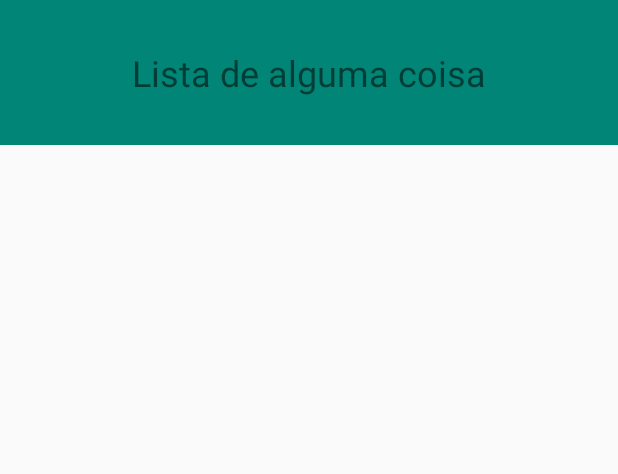
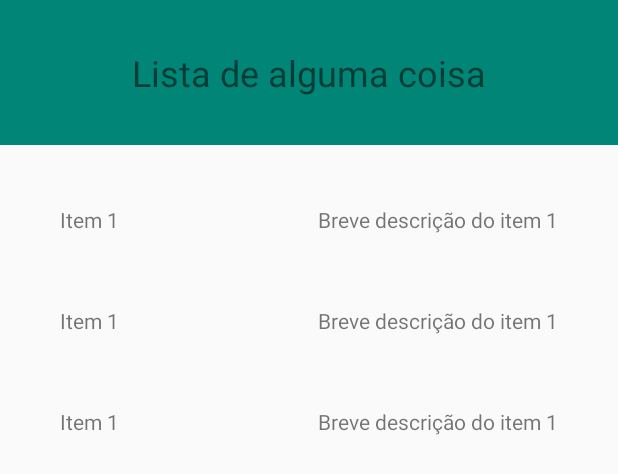
Before and after one commit to GManzke/RecyclerViewImage_Studies, an Android app: the layout activity_main.xml on its own in the app's theme, with its tools: preview values and no code run, on a phone screen of 412 x 824 dp. Shown: the top 474 px of the screen. Run offline under Robolectric (Android 15) with nearby library versions, the phone set to English and light mode, and no system bars.

Commit message:
Juntando list_item com recyclerview

```diff
--- a/app/build.gradle
+++ b/app/build.gradle
@@ -28,4 +28,7 @@ dependencies {
     androidTestImplementation 'androidx.test.espresso:espresso-core:3.1.1'
 
     implementation 'com.android.support:recyclerview-v7:29.0.2'
+
+    implementation 'com.jakewharton:butterknife:10.2.1'
+    annotationProcessor 'com.jakewharton:butterknife-compiler:10.2.1'
 }
--- a/app/src/main/res/layout/activity_main.xml
+++ b/app/src/main/res/layout/activity_main.xml
@@ -1,7 +1,8 @@
 <?xml version="1.0" encoding="utf-8"?>
 <RelativeLayout xmlns:android="http://schemas.android.com/apk/res/android"
     android:layout_width="match_parent"
-    android:layout_height="match_parent">
+    android:layout_height="match_parent"
+    xmlns:tools="http://schemas.android.com/tools">
 
     <TextView
         android:id="@+id/header"
@@ -19,7 +20,11 @@
         android:layout_width="match_parent"
         android:layout_height="wrap_content"
         android:layout_below="@+id/header"
-        android:layout_margin="16dp">
+        android:layout_marginStart="16dp"
+        android:layout_marginTop="16dp"
+        android:layout_marginEnd="16dp"
+        android:layout_marginBottom="16dp"
+        tools:listitem="@layout/list_item">
 
     </androidx.recyclerview.widget.RecyclerView>
 
--- a/app/src/main/res/layout/list_item.xml
+++ b/app/src/main/res/layout/list_item.xml
@@ -1,5 +1,6 @@
 <?xml version="1.0" encoding="utf-8"?>
 <RelativeLayout xmlns:android="http://schemas.android.com/apk/res/android"
+    xmlns:tools="http://schemas.android.com/tools"
     android:layout_width="match_parent"
     android:layout_height="wrap_content"
     android:padding="24dp">
@@ -8,13 +9,13 @@
         android:id="@+id/itemName"
         android:layout_width="wrap_content"
         android:layout_height="wrap_content"
-        android:text="Item 1">
+        tools:text="Item 1">
     </TextView>
 
     <TextView
         android:layout_width="wrap_content"
         android:layout_height="wrap_content"
-        android:text="Breve descrição do item 1"
+        tools:text="Breve descrição do item 1"
         android:layout_alignParentRight="true">
     </TextView>
 
```
Also changed, not shown: app/src/main/java/dev/manzke/first_app/ItemModel.java (added, +36 -0 lines), app/src/main/java/dev/manzke/first_app/MainActivity.java (+13 -0 lines).
